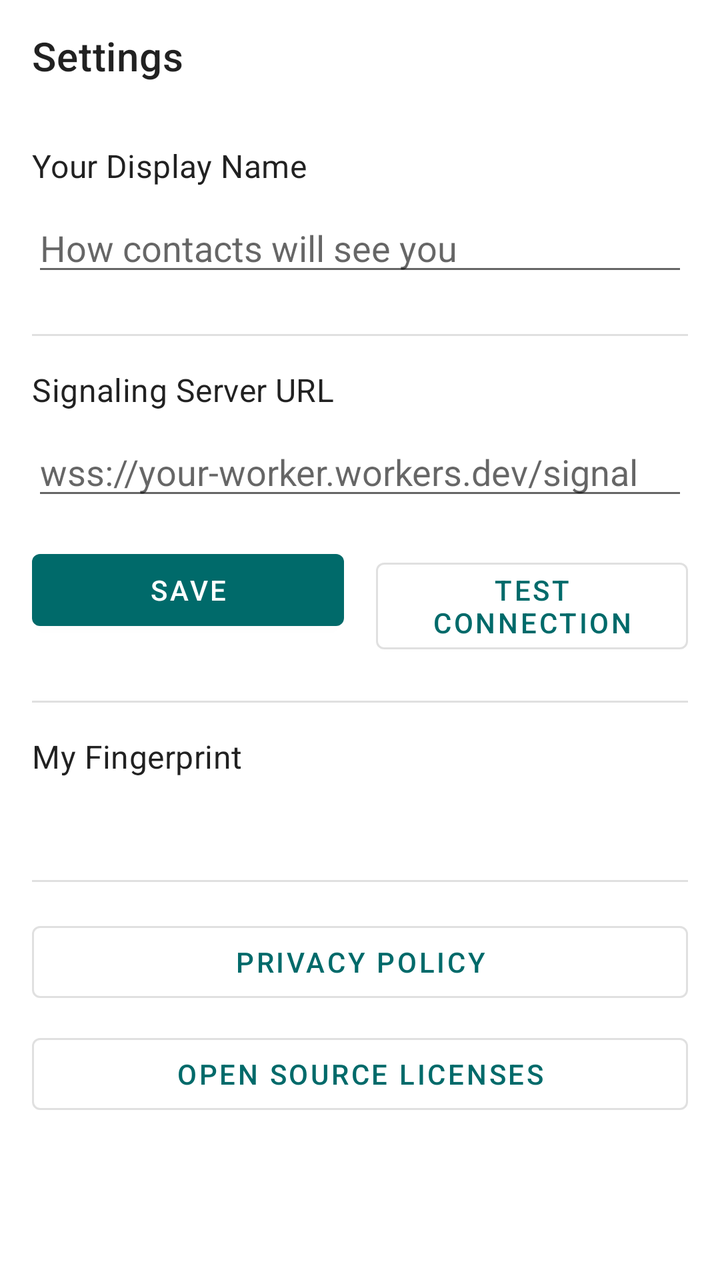
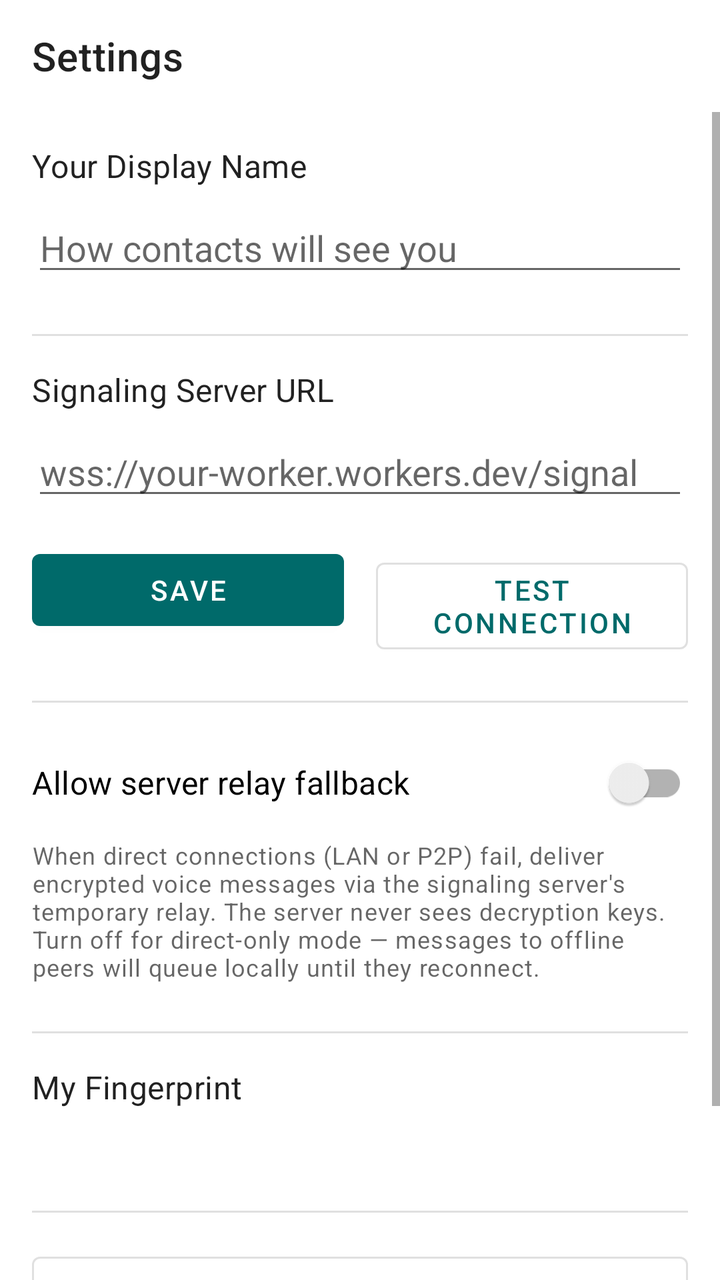

Two renders of the same Android screen: before a commit and after it. Below are the layout's source before the change and the commit's diff.
<!-- AndroidManifest.xml: application theme Theme.VoiceDrop -->
<!-- res/layout/activity_settings.xml -->
<?xml version="1.0" encoding="utf-8"?>
<LinearLayout
    xmlns:android="http://schemas.android.com/apk/res/android"
    xmlns:app="http://schemas.android.com/apk/res-auto"
    android:layout_width="match_parent"
    android:layout_height="match_parent"
    android:orientation="vertical"
    android:fitsSystemWindows="true">

    <androidx.appcompat.widget.Toolbar
        android:id="@+id/toolbar"
        android:layout_width="match_parent"
        android:layout_height="?attr/actionBarSize"
        app:title="@string/settings"/>

    <ScrollView
        android:layout_width="match_parent"
        android:layout_height="0dp"
        android:layout_weight="1">

        <LinearLayout
            android:layout_width="match_parent"
            android:layout_height="wrap_content"
            android:orientation="vertical"
            android:padding="16dp">

            
            <TextView
                android:layout_width="wrap_content"
                android:layout_height="wrap_content"
                android:text="@string/display_name_label"
                android:textAppearance="?attr/textAppearanceSubtitle1"/>

            <EditText
                android:id="@+id/edit_display_name"
                android:layout_width="match_parent"
                android:layout_height="wrap_content"
                android:layout_marginTop="8dp"
                android:hint="@string/display_name_hint"
                android:inputType="textPersonName"
                android:singleLine="true"/>

            <View
                android:layout_width="match_parent"
                android:layout_height="1dp"
                android:layout_marginTop="24dp"
                android:layout_marginBottom="16dp"
                android:background="@color/color_divider"/>

            
            <TextView
                android:layout_width="wrap_content"
                android:layout_height="wrap_content"
                android:text="@string/signaling_server_url"
                android:textAppearance="?attr/textAppearanceSubtitle1"/>

            <EditText
                android:id="@+id/edit_signaling_url"
                android:layout_width="match_parent"
                android:layout_height="wrap_content"
                android:layout_marginTop="8dp"
                android:hint="@string/signaling_url_hint"
                android:inputType="textUri"
                android:singleLine="true"/>

            <LinearLayout
                android:layout_width="match_parent"
                android:layout_height="wrap_content"
                android:layout_marginTop="16dp"
                android:orientation="horizontal">

                <Button
                    android:id="@+id/button_save_url"
                    android:layout_width="0dp"
                    android:layout_height="wrap_content"
                    android:layout_weight="1"
                    android:layout_marginEnd="8dp"
                    android:text="@string/save"/>

                <Button
                    android:id="@+id/button_test_connection"
                    android:layout_width="0dp"
                    android:layout_height="wrap_content"
                    android:layout_weight="1"
                    android:layout_marginStart="8dp"
                    style="?attr/materialButtonOutlinedStyle"
                    android:text="@string/test_connection"/>

            </LinearLayout>

            <View
                android:layout_width="match_parent"
                android:layout_height="1dp"
                android:layout_marginTop="24dp"
                android:layout_marginBottom="16dp"
                android:background="@color/color_divider"/>

            
            <TextView
                android:layout_width="wrap_content"
                android:layout_height="wrap_content"
                android:text="@string/my_fingerprint_label"
                android:textAppearance="?attr/textAppearanceSubtitle1"/>

            <TextView
                android:id="@+id/text_my_fingerprint"
                android:layout_width="wrap_content"
                android:layout_height="wrap_content"
                android:layout_marginTop="8dp"
                android:fontFamily="monospace"
                android:textAppearance="?attr/textAppearanceBody2"
                android:textIsSelectable="true"/>

            <View
                android:layout_width="match_parent"
                android:layout_height="1dp"
                android:layout_marginTop="24dp"
                android:layout_marginBottom="16dp"
                android:background="@color/color_divider"/>

            <Button
                android:id="@+id/button_privacy_policy"
                android:layout_width="match_parent"
                android:layout_height="wrap_content"
                style="?attr/materialButtonOutlinedStyle"
                android:text="@string/privacy_policy"/>

            <Button
                android:id="@+id/button_open_source_licenses"
                android:layout_width="match_parent"
                android:layout_height="wrap_content"
                android:layout_marginTop="8dp"
                style="?attr/materialButtonOutlinedStyle"
                android:text="@string/open_source_licenses"/>

        </LinearLayout>
    </ScrollView>

</LinearLayout>
<!-- resources referenced by this layout -->
<resources>
  <color name="color_divider">#1F000000</color>
  <string name="display_name_hint">How contacts will see you</string>
  <string name="display_name_label">Your Display Name</string>
  <string name="my_fingerprint_label">My Fingerprint</string>
  <string name="open_source_licenses">Open Source Licenses</string>
  <string name="privacy_policy">Privacy Policy</string>
  <string name="save">Save</string>
  <string name="settings">Settings</string>
  <string name="signaling_server_url">Signaling Server URL</string>
  <string name="signaling_url_hint">wss://your-worker.workers.dev/signal</string>
  <string name="test_connection">Test Connection</string>
  <style name="Theme.VoiceDrop" parent="Theme.MaterialComponents.DayNight.NoActionBar">
          <item name="colorPrimary">@color/teal_500</item>
          <item name="colorPrimaryVariant">@color/teal_900</item>
          <item name="colorOnPrimary">@color/white</item>
          <item name="colorSecondary">@color/teal_200</item>
          <item name="colorSecondaryVariant">@color/teal_700</item>
          <item name="colorOnSecondary">@color/black</item>
          <item name="android:statusBarColor">?attr/colorPrimaryVariant</item>
          <item name="android:windowOptOutEdgeToEdgeEnforcement" tools:targetApi="35">true</item>
      </style>
  <color name="teal_500">#FF006A6A</color>
  <color name="teal_900">#FF003D3D</color>
  <color name="white">#FFFFFFFF</color>
  <color name="teal_200">#FF03DAC5</color>
  <color name="teal_700">#FF018786</color>
  <color name="black">#FF000000</color>
</resources>

<!-- the commit's change to res/layout/activity_settings.xml (unified diff, before → after) -->
@@ -96,6 +96,28 @@
                 android:background="@color/color_divider"/>
 
             
+            <androidx.appcompat.widget.SwitchCompat
+                android:id="@+id/switch_relay_fallback"
+                android:layout_width="match_parent"
+                android:layout_height="wrap_content"
+                android:text="@string/relay_fallback_label"
+                android:textAppearance="?attr/textAppearanceSubtitle1"/>
+
+            <TextView
+                android:layout_width="match_parent"
+                android:layout_height="wrap_content"
+                android:layout_marginTop="4dp"
+                android:text="@string/relay_fallback_description"
+                android:textAppearance="?attr/textAppearanceCaption"/>
+
+            <View
+                android:layout_width="match_parent"
+                android:layout_height="1dp"
+                android:layout_marginTop="24dp"
+                android:layout_marginBottom="16dp"
+                android:background="@color/color_divider"/>
+
+            
             <TextView
                 android:layout_width="wrap_content"
                 android:layout_height="wrap_content"
<!-- resource entries referenced after the edit -->
@@ -6,6 +6,8 @@
   <string name="my_fingerprint_label">My Fingerprint</string>
   <string name="open_source_licenses">Open Source Licenses</string>
   <string name="privacy_policy">Privacy Policy</string>
+  <string name="relay_fallback_description">When direct connections (LAN or P2P) fail, deliver encrypted voice messages via the signaling server\'s temporary relay. The server never sees decryption keys. Turn off for direct-only mode — messages to offline peers will queue locally until they reconnect.</string>
+  <string name="relay_fallback_label">Allow server relay fallback</string>
   <string name="save">Save</string>
   <string name="settings">Settings</string>
   <string name="signaling_server_url">Signaling Server URL</string>
